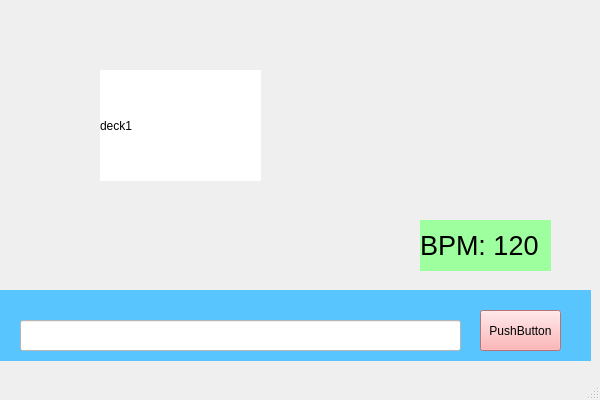
Qt form pttvj/mainwindow.ui (monptt/pttvj) before a commit.
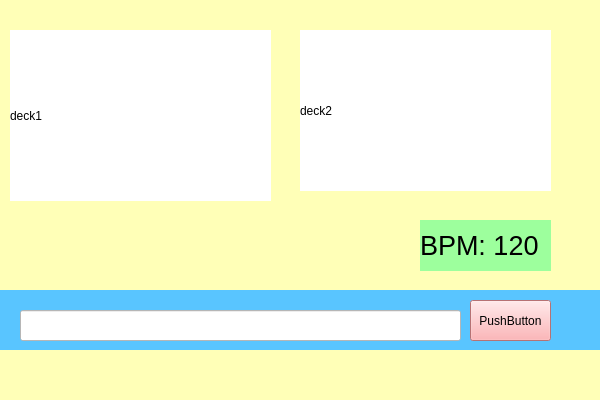
The same form after that commit.

Commit message: set QTimer

What changed in the file:
```diff
--- a/pttvj/mainwindow.ui
+++ b/pttvj/mainwindow.ui
@@ -13,14 +13,17 @@
   <property name="windowTitle">
    <string>MainWindow</string>
   </property>
+  <property name="styleSheet">
+   <string notr="true">background-color: rgb(255, 255, 183);</string>
+  </property>
   <widget class="QWidget" name="cmdWidget">
    <widget class="QWidget" name="widget" native="true">
     <property name="geometry">
      <rect>
       <x>0</x>
       <y>290</y>
-      <width>591</width>
-      <height>71</height>
+      <width>600</width>
+      <height>60</height>
      </rect>
     </property>
     <property name="styleSheet">
@@ -29,8 +32,8 @@
     <widget class="QPushButton" name="cmdBtn">
      <property name="geometry">
       <rect>
-       <x>480</x>
-       <y>20</y>
+       <x>470</x>
+       <y>10</y>
        <width>81</width>
        <height>41</height>
       </rect>
@@ -46,7 +49,7 @@
      <property name="geometry">
       <rect>
        <x>20</x>
-       <y>30</y>
+       <y>20</y>
        <width>441</width>
        <height>31</height>
       </rect>
@@ -80,10 +83,10 @@
    <widget class="QLabel" name="deck1">
     <property name="geometry">
      <rect>
-      <x>100</x>
-      <y>70</y>
-      <width>161</width>
-      <height>111</height>
+      <x>10</x>
+      <y>30</y>
+      <width>261</width>
+      <height>171</height>
      </rect>
     </property>
     <property name="styleSheet">
@@ -93,6 +96,22 @@
      <string>deck1</string>
     </property>
    </widget>
+   <widget class="QLabel" name="label">
+    <property name="geometry">
+     <rect>
+      <x>300</x>
+      <y>30</y>
+      <width>251</width>
+      <height>161</height>
+     </rect>
+    </property>
+    <property name="styleSheet">
+     <string notr="true">background-color: rgb(255, 255, 255);</string>
+    </property>
+    <property name="text">
+     <string>deck2</string>
+    </property>
+   </widget>
   </widget>
   <widget class="QMenuBar" name="menubar">
    <property name="geometry">
```
The commit also changes 2 other files.
